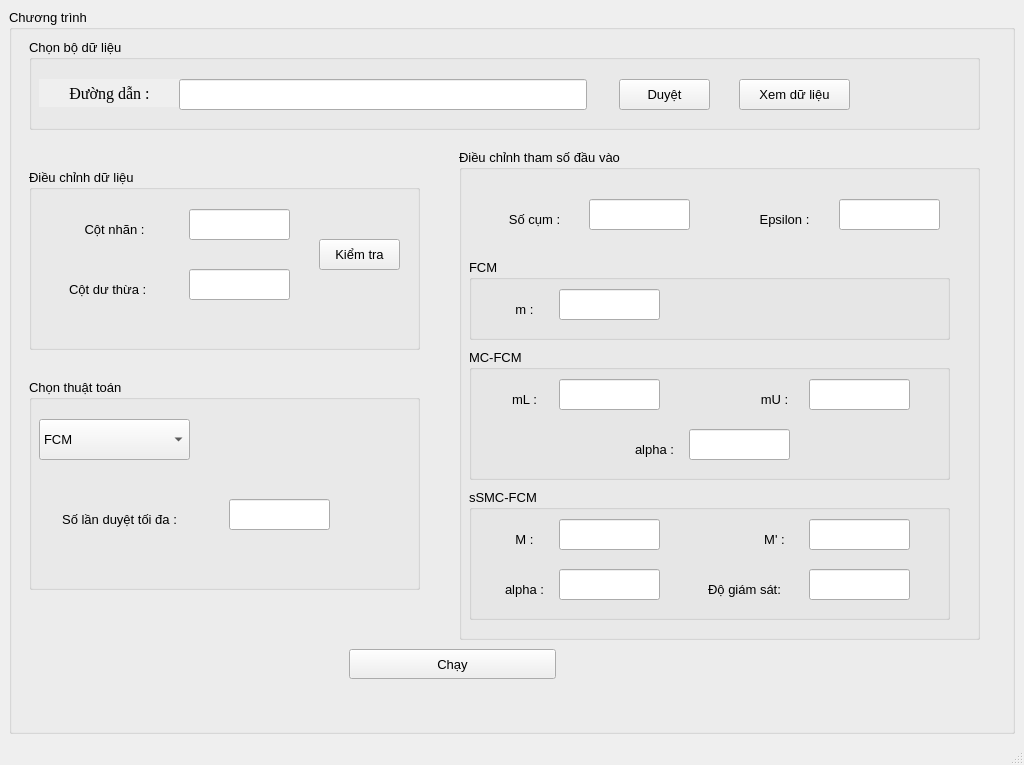
First picture: the form in designer/Project1_UI.ui, repository QuanBKIT1/Project1, before the edit.
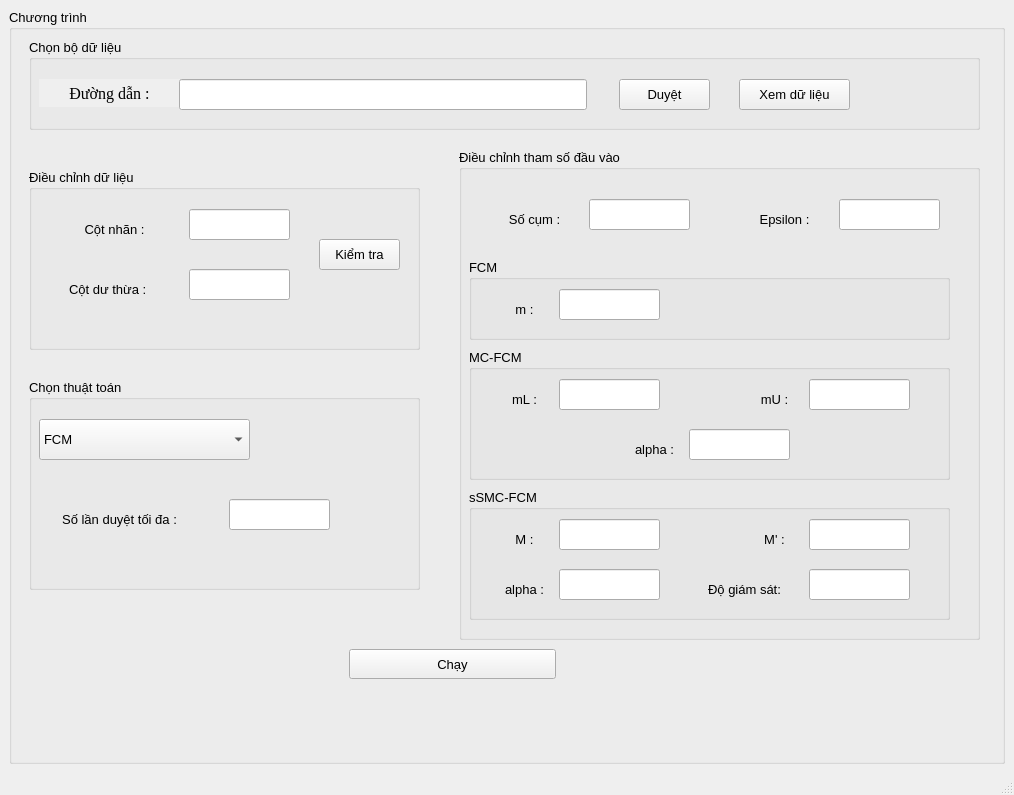
Second picture: the form after the edit.

The edit to the form file:
```diff
--- a/designer/Project1_UI.ui
+++ b/designer/Project1_UI.ui
@@ -6,8 +6,8 @@
    <rect>
     <x>0</x>
     <y>0</y>
-    <width>1024</width>
-    <height>765</height>
+    <width>1014</width>
+    <height>795</height>
    </rect>
   </property>
   <property name="windowTitle">
@@ -463,7 +463,7 @@
          <rect>
           <x>10</x>
           <y>40</y>
-          <width>151</width>
+          <width>211</width>
           <height>41</height>
          </rect>
         </property>
```
Left out of the diff: 2 changed lines with no effect on the pictures.
